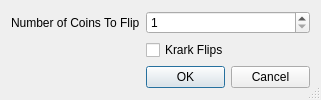
SquireTournamentServices/SquireDesktop, file src/ui/menubar/rng/coinsflipdialogue.ui: the form before one commit.
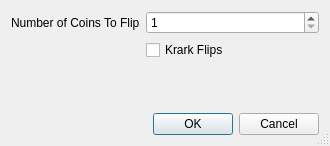
The form after the commit.

What changed in the file:
```diff
--- a/src/ui/menubar/rng/coinsflipdialogue.ui
+++ b/src/ui/menubar/rng/coinsflipdialogue.ui
@@ -6,8 +6,8 @@
    <rect>
     <x>0</x>
     <y>0</y>
-    <width>321</width>
-    <height>100</height>
+    <width>330</width>
+    <height>146</height>
    </rect>
   </property>
   <property name="windowTitle">
@@ -49,7 +49,7 @@
      </property>
     </widget>
    </item>
-   <item row="2" column="1">
+   <item row="3" column="1">
     <widget class="QDialogButtonBox" name="buttonBox">
      <property name="orientation">
       <enum>Qt::Horizontal</enum>
@@ -66,6 +66,19 @@
      </property>
     </widget>
    </item>
+   <item row="2" column="1">
+    <spacer name="verticalSpacer">
+     <property name="orientation">
+      <enum>Qt::Vertical</enum>
+     </property>
+     <property name="sizeHint" stdset="0">
+      <size>
+       <width>20</width>
+       <height>40</height>
+      </size>
+     </property>
+    </spacer>
+   </item>
   </layout>
  </widget>
  <resources/>
```
